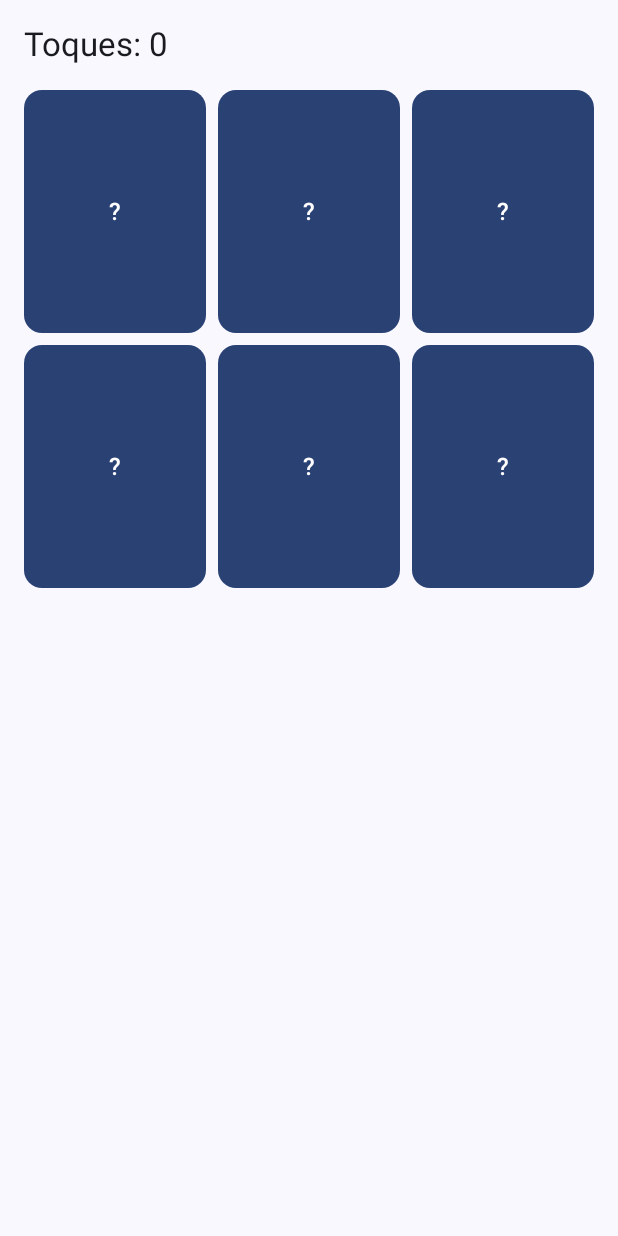
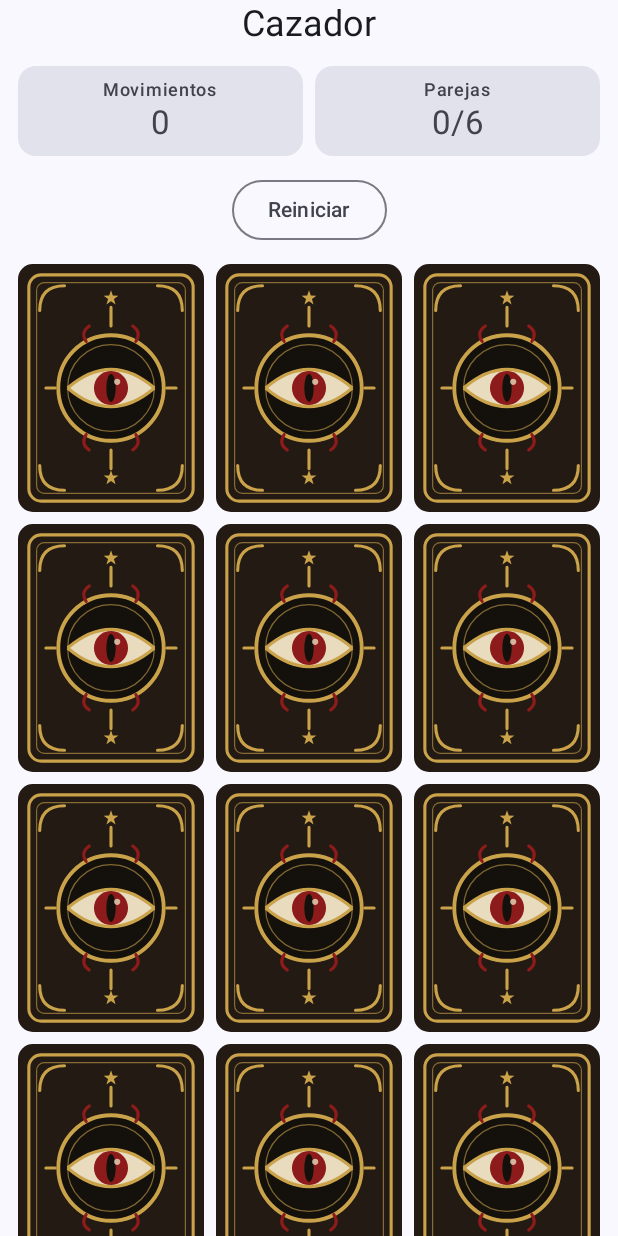
Before and after one commit to Luis-GR05/Bestiario_PMDM, an Android app built with Jetpack Compose: the screen it shows after launch (MainActivity), on a phone screen of 412 x 824 dp. Run offline under Robolectric (Android 15) with nearby library versions, the phone set to English and light mode, and no system bars.

Commit message:
Pantalla del tablero con cuadrícula y marcador

```diff
--- a/app/src/main/java/com/pm2627/p1ev/memory/MainActivity.kt
+++ b/app/src/main/java/com/pm2627/p1ev/memory/MainActivity.kt
@@ -8,14 +8,17 @@ import androidx.compose.foundation.layout.fillMaxSize
 import androidx.compose.foundation.layout.padding
 import androidx.compose.material3.Scaffold
 import androidx.compose.ui.Modifier
+import androidx.lifecycle.viewmodel.compose.viewModel
+import com.pm2627.p1ev.memory.datos.NivelesRepositorio
 import com.pm2627.p1ev.memory.ui.tablero.TableroScreen
+import com.pm2627.p1ev.memory.ui.tablero.TableroViewModel
 import com.pm2627.p1ev.memory.ui.theme.MemoryTheme
 
 /**
  * LA ACTIVITY: solo arranca la app.
  *
- * De momento muestra directamente la pantalla del tablero. Cuando haya tres pantallas
- * (apartado 3.3 de la guía), aquí se pintará MemoryApp, con la pila de navegación.
+ * De momento muestra directamente un tablero del nivel Cazador. Cuando haya tres pantallas,
+ * aquí se pintará MemoryApp, con la pila de navegación.
  */
 class MainActivity : ComponentActivity() {
     override fun onCreate(savedInstanceState: Bundle?) {
@@ -24,7 +27,15 @@ class MainActivity : ComponentActivity() {
         setContent {
             MemoryTheme {
                 Scaffold(modifier = Modifier.fillMaxSize()) { innerPadding ->
-                    TableroScreen(modifier = Modifier.padding(innerPadding))
+                    val nivel = NivelesRepositorio.nivelesPorDefecto[1]
+                    // viewModel { } busca antes de crear: lo crea con parámetros la primera vez
+                    // y lo reutiliza después (por ejemplo, al girar el móvil)
+                    val viewModel = viewModel { TableroViewModel(nivel) }
+                    TableroScreen(
+                        nivel = nivel,
+                        viewModel = viewModel,
+                        modifier = Modifier.padding(innerPadding),
+                    )
                 }
             }
         }
--- /dev/null
+++ b/app/src/main/java/com/pm2627/p1ev/memory/ui/componentes/CartaView.kt
@@ -0,0 +1,115 @@
+package com.pm2627.p1ev.memory.ui.componentes
+
+import androidx.compose.foundation.BorderStroke
+import androidx.compose.foundation.Image
+import androidx.compose.foundation.background
+import androidx.compose.foundation.layout.Arrangement
+import androidx.compose.foundation.layout.Box
+import androidx.compose.foundation.layout.Column
+import androidx.compose.foundation.layout.aspectRatio
+import androidx.compose.foundation.layout.fillMaxSize
+import androidx.compose.foundation.layout.fillMaxWidth
+import androidx.compose.foundation.layout.padding
+import androidx.compose.foundation.shape.RoundedCornerShape
+import androidx.compose.material3.Card
+import androidx.compose.material3.MaterialTheme
+import androidx.compose.material3.Text
+import androidx.compose.runtime.Composable
+import androidx.compose.ui.Alignment
+import androidx.compose.ui.Modifier
+import androidx.compose.ui.draw.clip
+import androidx.compose.ui.layout.ContentScale
+import androidx.compose.ui.res.painterResource
+import androidx.compose.ui.semantics.contentDescription
+import androidx.compose.ui.semantics.semantics
+import androidx.compose.ui.text.style.TextAlign
+import androidx.compose.ui.text.style.TextOverflow
+import androidx.compose.ui.tooling.preview.Preview
+import androidx.compose.ui.unit.dp
+import com.pm2627.p1ev.memory.R
+import com.pm2627.p1ev.memory.model.Carta
+import com.pm2627.p1ev.memory.model.Criatura
+import com.pm2627.p1ev.memory.model.EstadoCarta
+import com.pm2627.p1ev.memory.ui.theme.MemoryTheme
+
+/**
+ * UNA CARTA, sin estado propio (Stateless): recibe la carta y avisa del toque.
+ *
+ * Solo pinta lo que dice carta.estado: el reverso si está boca abajo y el grabado de la
+ * criatura si está boca arriba o emparejada. No decide nada: el toque lo resuelve el ViewModel.
+ * Las imágenes se muestran con Image y painterResource (apuntes UT2 2.3.2 §3).
+ */
+@Composable
+fun CartaView(
+    carta: Carta,
+    onClick: () -> Unit,
+    modifier: Modifier = Modifier,
+) {
+    val descripcion = if (carta.bocaAbajo) "Carta boca abajo" else carta.criatura.nombre
+
+    Card(
+        onClick = onClick,
+        modifier = modifier
+            .aspectRatio(3f / 4f)
+            .semantics { contentDescription = descripcion },
+        shape = RoundedCornerShape(10.dp),
+        border = if (carta.emparejada) BorderStroke(2.dp, MaterialTheme.colorScheme.primary) else null,
+    ) {
+        if (carta.bocaAbajo) {
+            Reverso()
+        } else {
+            Cara(criatura = carta.criatura, emparejada = carta.emparejada)
+        }
+    }
+}
+
+@Composable
+private fun Reverso() {
+    Image(
+        painter = painterResource(R.drawable.carta_reverso),
+        contentDescription = null,
+        contentScale = ContentScale.FillBounds,
+        modifier = Modifier.fillMaxSize(),
+    )
+}
+
+/** La cara: el grabado de la criatura y su nombre. */
+@Composable
+private fun Cara(criatura: Criatura, emparejada: Boolean) {
+    Box(Modifier.fillMaxSize()) {
+        Column(
+            modifier = Modifier.fillMaxSize().padding(4.dp),
+            horizontalAlignment = Alignment.CenterHorizontally,
+            verticalArrangement = Arrangement.spacedBy(2.dp),
+        ) {
+            Image(
+                painter = painterResource(criatura.imagen),
+                contentDescription = null,
+                contentScale = ContentScale.Crop,
+                modifier = Modifier
+                    .weight(1f)
+                    .fillMaxWidth()
+                    .clip(RoundedCornerShape(4.dp)),
+            )
+            Text(
+                text = criatura.nombre,
+                style = MaterialTheme.typography.labelMedium,
+                textAlign = TextAlign.Center,
+                maxLines = 1,
+                overflow = TextOverflow.Ellipsis,
+            )
+        }
+        if (emparejada) {
+            // Pareja resuelta: velo oscuro encima (y el borde lo pone la Card)
+            Box(Modifier.fillMaxSize().background(MaterialTheme.colorScheme.scrim.copy(alpha = 0.35f)))
+        }
+    }
+}
+
+@Preview
+@Composable
+private fun CartaViewPreview() {
+    MemoryTheme {
+        CartaView(Carta(id = 0, criatura = Criatura.HIDRA, estado = EstadoCarta.BOCA_ARRIBA), onClick = {})
+    }
+}
--- a/app/src/main/java/com/pm2627/p1ev/memory/ui/tablero/TableroScreen.kt
+++ b/app/src/main/java/com/pm2627/p1ev/memory/ui/tablero/TableroScreen.kt
@@ -1,111 +1,143 @@
 package com.pm2627.p1ev.memory.ui.tablero
 
-import androidx.compose.foundation.clickable
 import androidx.compose.foundation.layout.Arrangement
-import androidx.compose.foundation.layout.Box
 import androidx.compose.foundation.layout.Column
-import androidx.compose.foundation.layout.aspectRatio
+import androidx.compose.foundation.layout.Row
 import androidx.compose.foundation.layout.fillMaxSize
+import androidx.compose.foundation.layout.fillMaxWidth
 import androidx.compose.foundation.layout.padding
 import androidx.compose.foundation.layout.widthIn
 import androidx.compose.foundation.lazy.grid.GridCells
 import androidx.compose.foundation.lazy.grid.LazyVerticalGrid
 import androidx.compose.foundation.lazy.grid.items
-import androidx.compose.material3.Card
-import androidx.compose.material3.CardDefaults
 import androidx.compose.material3.MaterialTheme
+import androidx.compose.material3.OutlinedButton
+import androidx.compose.material3.Surface
 import androidx.compose.material3.Text
 import androidx.compose.runtime.Composable
 import androidx.compose.runtime.getValue
-import androidx.compose.runtime.mutableIntStateOf
-import androidx.compose.runtime.mutableStateOf
-import androidx.compose.runtime.remember
-import androidx.compose.runtime.setValue
 import androidx.compose.ui.Alignment
 import androidx.compose.ui.Modifier
+import androidx.compose.ui.text.style.TextAlign
 import androidx.compose.ui.tooling.preview.Preview
 import androidx.compose.ui.unit.dp
-import com.pm2627.p1ev.memory.datos.NivelesRepositorio
+import androidx.lifecycle.compose.collectAsStateWithLifecycle
 import com.pm2627.p1ev.memory.model.Carta
+import com.pm2627.p1ev.memory.model.Criatura
 import com.pm2627.p1ev.memory.model.EstadoCarta
-import com.pm2627.p1ev.memory.model.repartir
+import com.pm2627.p1ev.memory.model.Nivel
+import com.pm2627.p1ev.memory.ui.componentes.CartaView
 import com.pm2627.p1ev.memory.ui.theme.MemoryTheme
-import kotlin.random.Random
 
 /**
- * LA PANTALLA DEL TABLERO · VERSIÓN PROVISIONAL
+ * PANTALLA DEL TABLERO, la parte "Stateful" (apuntes 3C.1 §4.1): conoce el ViewModel.
  *
- * Ya usa el modelo nuevo: reparte las cartas del primer nivel con repartir() y, al tocar
- * una casilla, cambia su estado entre BOCA_ABAJO y BOCA_ARRIBA. Todavía no hay reglas.
+ * Observa el estado con collectAsStateWithLifecycle(). Cuando llega un estado nuevo,
+ * Compose se recompone: UI = f(estado).
  *
- * Sigue estando MAL a propósito: el estado vive aquí, con remember, y se pierde al girar
- * el móvil. En la siguiente parte lo llevo al TableroViewModel.
- *
- * Apuntes: Compose · estado (22-state-management) · 3C.1 §1.1 (cambios de configuración)
+ * Esta pantalla NO decide nada del juego: solo envía eventos al ViewModel (onCartaPulsada(id)).
  */
 @Composable
-fun TableroScreen(modifier: Modifier = Modifier) {
-    // ⚠️ El estado de la partida, dentro de la pantalla: se pierde al girar el móvil.
-    var cartas by remember { mutableStateOf(repartir(NivelesRepositorio.nivelesPorDefecto.first(), Random.Default)) }
-    var toques by remember { mutableIntStateOf(0) }
+fun TableroScreen(
+    nivel: Nivel,
+    viewModel: TableroViewModel,
+    modifier: Modifier = Modifier,
+) {
+    val estado by viewModel.uiState.collectAsStateWithLifecycle()
 
+    TableroContent(
+        nivel = nivel,
+        estado = estado,
+        onCartaPulsada = viewModel::onCartaPulsada,
+        onReiniciar = viewModel::onNuevaPartida,
+        modifier = modifier,
+    )
+}
+
+/**
+ * La parte "Stateless" (3C.1 §4.2): recibe el estado y avisa de los eventos con lambdas
+ * (state hoisting). No guarda nada, así que se puede previsualizar con @Preview.
+ */
+@Composable
+fun TableroContent(
+    nivel: Nivel,
+    estado: TableroUiState,
+    onCartaPulsada: (Int) -> Unit,
+    onReiniciar: () -> Unit,
+    modifier: Modifier = Modifier,
+) {
     Column(
-        modifier = modifier.fillMaxSize().padding(16.dp),
-        verticalArrangement = Arrangement.spacedBy(16.dp),
+        modifier = modifier
+            .fillMaxSize()
+            .padding(horizontal = 12.dp),
+        horizontalAlignment = Alignment.CenterHorizontally,
+        verticalArrangement = Arrangement.spacedBy(12.dp),
     ) {
-        Text("Toques: $toques", style = MaterialTheme.typography.titleLarge)
+        Text(nivel.nombre, style = MaterialTheme.typography.headlineSmall)
+        Marcadores(estado)
+        if (estado.ganada) {
+            Text("¡Has encontrado todas las parejas!", style = MaterialTheme.typography.titleMedium)
+        }
+        OutlinedButton(onClick = onReiniciar) { Text("Reiniciar") }
+        Cuadricula(nivel, estado.cartas, onCartaPulsada)
+    }
+}
 
-        LazyVerticalGrid(
-            columns = GridCells.Adaptive(minSize = 100.dp),
-            modifier = Modifier.widthIn(max = 720.dp),
-            horizontalArrangement = Arrangement.spacedBy(8.dp),
-            verticalArrangement = Arrangement.spacedBy(8.dp),
-        ) {
-            items(cartas) { carta ->
-                Casilla(
-                    carta = carta,
-                    onClick = {
-                        // La lista es inmutable: se crea una lista NUEVA con esa carta cambiada.
-                        cartas = cartas.map {
-                            if (it.id == carta.id) {
-                                it.copy(estado = if (it.bocaAbajo) EstadoCarta.BOCA_ARRIBA else EstadoCarta.BOCA_ABAJO)
-                            } else {
-                                it
-                            }
-                        }
-                        toques++
-                    },
-                )
-            }
+@Composable
+private fun Marcadores(estado: TableroUiState) {
+    Row(
+        modifier = Modifier.fillMaxWidth().widthIn(max = 560.dp),
+        horizontalArrangement = Arrangement.spacedBy(8.dp),
+    ) {
+        Marcador("Movimientos", "${estado.movimientos}", Modifier.weight(1f))
+        Marcador("Parejas", "${estado.parejasEncontradas}/${estado.parejasTotales}", Modifier.weight(1f))
+    }
+}
+
+@Composable
+private fun Marcador(titulo: String, valor: String, modifier: Modifier = Modifier) {
+    Surface(
+        modifier = modifier,
+        color = MaterialTheme.colorScheme.surfaceVariant,
+        shape = MaterialTheme.shapes.medium,
+    ) {
+        Column(Modifier.padding(vertical = 8.dp), horizontalAlignment = Alignment.CenterHorizontally) {
+            Text(titulo, style = MaterialTheme.typography.labelMedium)
+            Text(valor, style = MaterialTheme.typography.titleLarge, textAlign = TextAlign.Center)
         }
     }
 }
 
-/** Una casilla lisa: «?» boca abajo y el nombre de su criatura boca arriba. */
+/**
+ * La cuadrícula de cartas con LazyVerticalGrid y GridCells.Fixed (apuntes 3A.3 §4.2).
+ * key = id (3A.3 §3): así Compose sabe qué carta es cuál y solo redibuja la que cambia.
+ */
 @Composable
-private fun Casilla(carta: Carta, onClick: () -> Unit) {
-    Card(
-        modifier = Modifier.aspectRatio(3f / 4f).clickable(onClick = onClick),
-        colors = CardDefaults.cardColors(
-            containerColor = if (!carta.bocaAbajo) MaterialTheme.colorScheme.secondaryContainer
-            else MaterialTheme.colorScheme.primary,
-        ),
+private fun Cuadricula(
+    nivel: Nivel,
+    cartas: List<Carta>,
+    onCartaPulsada: (Int) -> Unit,
+) {
+    LazyVerticalGrid(
+        columns = GridCells.Fixed(nivel.columnas),
+        modifier = Modifier.widthIn(max = 560.dp),
+        horizontalArrangement = Arrangement.spacedBy(8.dp),
+        verticalArrangement = Arrangement.spacedBy(8.dp),
     ) {
-        Box(Modifier.fillMaxSize(), contentAlignment = Alignment.Center) {
-            Text(
-                text = if (!carta.bocaAbajo) carta.criatura.nombre else "?",
-                style = MaterialTheme.typography.titleMedium,
-                color = if (!carta.bocaAbajo) MaterialTheme.colorScheme.onSecondaryContainer
-                else MaterialTheme.colorScheme.onPrimary,
-            )
+        items(cartas, key = { it.id }) { carta ->
+            CartaView(carta = carta, onClick = { onCartaPulsada(carta.id) })
         }
     }
 }
 
-@Preview(showBackground = true)
+@Preview(showBackground = true, widthDp = 380, heightDp = 760)
 @Composable
-private fun TableroScreenPreview() {
+private fun TableroPreview() {
+    val nivel = Nivel("cazador", "Cazador", filas = 4, columnas = 3)
+    val cartas = Criatura.entries.take(6).flatMap { listOf(it, it) }.mapIndexed { i, c ->
+        Carta(i, c, if (i < 4) EstadoCarta.EMPAREJADA else if (i == 6) EstadoCarta.BOCA_ARRIBA else EstadoCarta.BOCA_ABAJO)
+    }
     MemoryTheme {
-        TableroScreen()
+        TableroContent(nivel, TableroUiState(cartas = cartas, movimientos = 5), {}, {})
     }
 }
```
